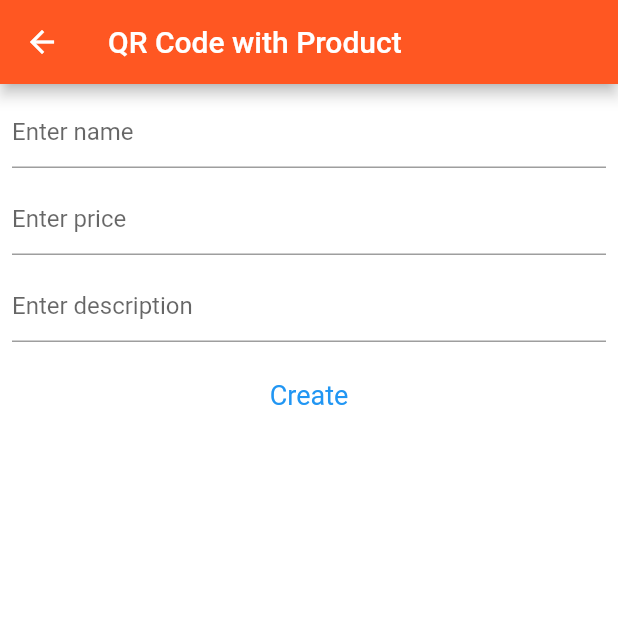
After one commit to vohoangtuit/flutter_qr_code, a Flutter app: the screen it shows after launch, after a tap on "GENERATE QR CODE WITH PRODUCT", on a phone screen of 412 x 824 dp, the top half of it. The commit adds this screen. Run offline on Flutter 3.47's test engine with Material 2 defaults, Android fonts, the phone set to English and light mode, and no system bars; our stand-ins replace qr_flutter; missing offline and left inert: barcode_scan.

```diff
--- /dev/null
+++ b/qr_code/lib/generate_with_product.dart
@@ -0,0 +1,115 @@
+import 'package:flutter/material.dart';
+import 'package:flutter/services.dart';
+import 'package:qr_code/qr_create_result.dart';
+import 'dart:math';
+import 'model/product.dart';
+import 'package:intl/intl.dart';
+
+class CreateWithProduct extends StatefulWidget {
+
+  @override
+  _CreateWithProductState createState() => _CreateWithProductState();
+}
+
+class _CreateWithProductState extends State<CreateWithProduct> {
+  final formKey = GlobalKey<FormState>();
+  String _errorName;
+  String _errorPrice;
+  String _errorDescription;
+  final TextEditingController _nameController =  TextEditingController();
+  final TextEditingController _priceController =  TextEditingController();
+  final TextEditingController _descriptionController =  TextEditingController();
+
+  @override
+  Widget build(BuildContext context) {
+    return Scaffold(
+      appBar: AppBar(
+        title: Text('QR Code with Product'),
+        backgroundColor: Colors.deepOrange,
+      ),
+      body: _contentWidget(),
+    );
+  }
+  _contentWidget() {
+    final bodyHeight = MediaQuery.of(context).size.height - MediaQuery.of(context).viewInsets.bottom;
+    return  Container(
+      color: const Color(0xFFFFFFFF),
+      child:  Form(
+        key: formKey,
+        child: Padding(
+          padding: const EdgeInsets.all(8.0),
+          child: Column(
+            children: <Widget>[
+              TextFormField(
+                controller: _nameController,
+                decoration:  InputDecoration(
+                  hintText: "Enter name",
+                  errorText: _errorName,
+                ),
+                validator: (val) {
+                  return val.length >= 3
+                      ? null
+                      : "Name 3+ characters";
+                },
+              ),
+              SizedBox(height: 10,),
+              TextFormField(
+                controller: _priceController,
+                inputFormatters: [WhitelistingTextInputFormatter.digitsOnly,new LengthLimitingTextInputFormatter(42)],
+                decoration:  InputDecoration(
+                  hintText: "Enter price",
+                  errorText: _errorPrice,
+                ),
+                validator: (val) {
+                  return val.length >1
+                      ? null
+                      : "please enter price";
+                },
+              ),
+              SizedBox(height: 10,),
+              TextFormField(
+                controller: _descriptionController,
+                keyboardType: TextInputType.multiline,
+                minLines: 1,//Normal textInputField will be displayed
+                maxLines: 5,// when user presses enter it will adapt to it
+                decoration:  InputDecoration(
+                  hintText: "Enter description",
+                  errorText: _errorDescription,
+                ),
+                validator: (val) {
+                  return val.length >= 1
+                      ? null
+                      : "please enter description";
+                },
+              ),
+              SizedBox(height: 20,),
+              GestureDetector(
+                child: Padding(
+                    padding: EdgeInsets.symmetric(vertical: 5),
+                    child: Text(
+                      "Create",
+                      style: TextStyle(
+                          color: Colors.blue,
+                          fontSize: 18),
+                    )),
+                onTap: () {
+                  _handle();
+                },
+              ),
+            ],
+          ),
+        ),
+      ),
+    );
+  }
+  _handle() async{
+    if (formKey.currentState.validate()) {
+      DateTime now = DateTime.now();
+      String formattedDate = DateFormat('dd-MM-yyyy – HH:mm:ss').format(now);
+      Random random = new Random();
+      String id = random.nextInt(10000).toString();
+      Product product = new Product(id:id,name: _nameController.text,price: _priceController.text,created: formattedDate,image: "https://avatars1.githubusercontent.com/u/16893157?s=460&u=aeb28d19ca88e78c507ea21a35dfc780f914abe3&v=4",description: _descriptionController.text);
+      Navigator.push(context, MaterialPageRoute(builder: (context)=>QRCreateResult(product,null)));
+    }
+  }
+}
--- a/qr_code/lib/home_screen.dart
+++ b/qr_code/lib/home_screen.dart
@@ -1,9 +1,11 @@
 import 'package:flutter/material.dart';
 
 import 'package:flutter/rendering.dart';
+import 'package:qr_code/generate_with_name_card.dart';
 import 'package:qr_code/scan.dart';
 
 import 'generate.dart';
+import 'generate_with_product.dart';
 
 class HomeScreen extends StatelessWidget {
 
@@ -48,7 +50,37 @@ class HomeScreen extends StatelessWidget {
                         MaterialPageRoute(builder: (context) => GenerateScreen()),
                       );
                     },
-                    child: const Text('GENERATE QR CODE')
+                    child: const Text('GENERATE QR CODE WITH STRING')
+                ),
+              ),
+              Padding(
+                padding: EdgeInsets.symmetric(vertical: 8.0, horizontal: 16.0),
+                child: RaisedButton(
+                    color: Colors.deepOrange,
+                    textColor: Colors.white,
+                    splashColor: Colors.blueGrey,
+                    onPressed: () {
+                      Navigator.push(
+                        context,
+                        MaterialPageRoute(builder: (context) => CreateWithProduct()),
+                      );
+                    },
+                    child: const Text('GENERATE QR CODE WITH PRODUCT')
+                ),
+              ),
+              Padding(
+                padding: EdgeInsets.symmetric(vertical: 8.0, horizontal: 16.0),
+                child: RaisedButton(
+                    color: Colors.deepOrange,
+                    textColor: Colors.white,
+                    splashColor: Colors.blueGrey,
+                    onPressed: () {
+                      Navigator.push(
+                        context,
+                        MaterialPageRoute(builder: (context) => CreateWithNameCard()),
+                      );
+                    },
+                    child: const Text('GENERATE QR CODE WITH NAME CARD')
                 ),
               ),
             ],
--- /dev/null
+++ b/qr_code/lib/model/product.dart
@@ -0,0 +1,52 @@
+import 'package:json_annotation/json_annotation.dart';
+
+@JsonSerializable()
+class Product{
+  String id;
+  String name;
+  String price;
+  String created;
+  String image;
+  String description;
+  //external Type get runtimeType;
+
+  Product({this.id, this.name, this.price, this.created, this.image,
+      this.description});
+
+  Map<String, dynamic> toJson() {
+    final Map<String, dynamic> data = new Map<String, dynamic>();
+    data['id'] = this.id;
+    data['name'] = this.name;
+    data['price'] = this.price;
+    data['created'] = this.created;
+    data['image'] = this.image;
+    data['description'] = this.description;
+    return data;
+  }
+  factory Product.fromJson(Map<String, dynamic> json){
+    if(json!=null){
+      try{
+        return Product (
+          id: json["id"],
+          name: json["name"],
+          price: json["price"],
+          created: json["created"],
+          image: json["image"],
+          description: json["description"],
+        );
+      }
+      catch(e){
+        print("Product Error $e");
+        return null;
+      }
+
+    }else{
+      return null;
+    }
+  }
+
+  @override
+  String toString() {
+    return '{id: $id, name: $name, price: $price, created: $created, image: $image, description: $description}';
+  }
+}
--- a/qr_code/lib/scan.dart
+++ b/qr_code/lib/scan.dart
@@ -3,6 +3,8 @@ import 'dart:convert';
 import 'package:barcode_scan/barcode_scan.dart';
 import 'package:flutter/material.dart';
 import 'package:flutter/services.dart';
+import 'package:qr_code/model/product.dart';
+import 'package:qr_code/model/name_card.dart';
 
 class ScanScreen extends StatefulWidget {
   //https://github.com/eccosuprastyo/flutter/tree/master/barcode_scanner
@@ -43,7 +45,7 @@ class _ScanState extends State<ScanScreen> {
               ,
               Padding(
                 padding: EdgeInsets.symmetric(horizontal: 16.0, vertical: 8.0),
-                child: Text(barcode, textAlign: TextAlign.center,),
+                child: Text(barcode, textAlign: TextAlign.center,style: TextStyle(fontSize: 18,color: Colors.teal),),
               )
               ,
             ],
@@ -53,14 +55,44 @@ class _ScanState extends State<ScanScreen> {
 
   Future scan() async {
     try {
-     // String barcode = (await BarcodeScanner.scan()) as String;
-    //  String barcode =(await BarcodeScanner.scan()) as String;
+
       ScanResult codeSanner =await BarcodeScanner.scan();
-      print("codeSanner $codeSanner");
-      print("codeSanner toString ${codeSanner.toString()}");
-      print("codeSanner runtimeType ${codeSanner.runtimeType}");
-      print("codeSanner rawContent ${codeSanner.rawContent}");
-      setState(() => this.barcode = codeSanner.rawContent);
+      // print("codeSanner $codeSanner");
+      // print("codeSanner toString ${codeSanner.toString()}");
+      // print("codeSanner runtimeType ${codeSanner.runtimeType}");
+      // print("codeSanner rawContent ${codeSanner.rawContent}");
+
+      var result =codeSanner.rawContent;
+      if(result!=null){
+        print("result $result");
+        //var parsedJson = json.decode(result);
+
+        // print("parsedJson : "'${parsedJson.runtimeType} : $parsedJson');
+        var profile =  NameCard.fromJson(json.decode(result));
+        var product =  Product.fromJson(json.decode(result));
+      //  NameCard profile=  NameCard.fromJson(json.decode(codeSanner.rawContent));
+        if(profile!=null){
+          setState(() => this.barcode = "QR Name Card\n"+"phone:"+profile.phone+"\n"+"email:"+profile.email);
+        } else if(product!=null){
+          setState(() => this.barcode = "QR Product\n"+"name:"+product.name+"\n"+"price:"+product.price);
+          //NameCard profile= new NameCard.fromJson(json.decode(codeSanner.rawContent));
+
+        }
+        else{
+          setState(() => this.barcode = codeSanner.rawContent);
+        }
+        // if(result.contains("id")){// todo: search other solution
+        //   Product product= new Product.fromJson(json.decode(codeSanner.rawContent));
+        //   setState(() => this.barcode = "QR Product\n"+"name:"+product.name+"\n"+"price:"+product.price);
+        // }else if(result.contains('email')){
+        //   NameCard profile= new NameCard.fromJson(json.decode(codeSanner.rawContent));
+        //   setState(() => this.barcode = "QR Name Card\n"+"phone:"+profile.phone+"\n"+"email:"+profile.email);
+        // }
+
+
+      }else{
+        setState(() => this.barcode = "Error: Qr Code valid");
+      }
     } on PlatformException catch (e) {
       if (e.code == BarcodeScanner.cameraAccessDenied) {
         setState(() {
@@ -76,4 +108,5 @@ class _ScanState extends State<ScanScreen> {
       setState(() => this.barcode = 'Unknown error 1 : $e');
     }
   }
+
 }
--- a/qr_code/pubspec.yaml
+++ b/qr_code/pubspec.yaml
@@ -31,6 +31,9 @@ dependencies:
   path_provider: 0.4.1
   barcode_scan: ^3.0.1
   qr_flutter: ^3.2.0
+  intl: ^0.16.1
+  json_annotation: ^3.0.1
+  json_serializable: ^3.4.1
 
 dev_dependencies:
   flutter_test:
```
Also changed, not shown: qr_code/lib/generate_with_name_card.dart (added, +116 -0 lines), qr_code/lib/model/name_card.dart (added, +41 -0 lines), qr_code/lib/qr_create_result.dart (added, +38 -0 lines), qr_code/pubspec.lock.
